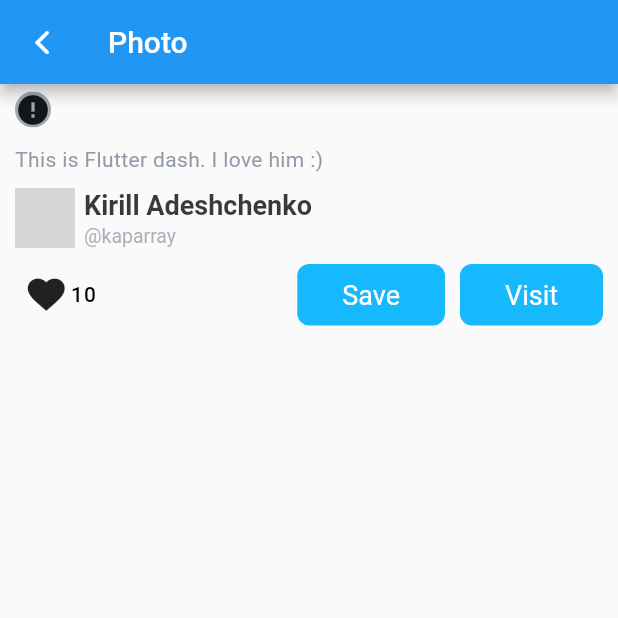
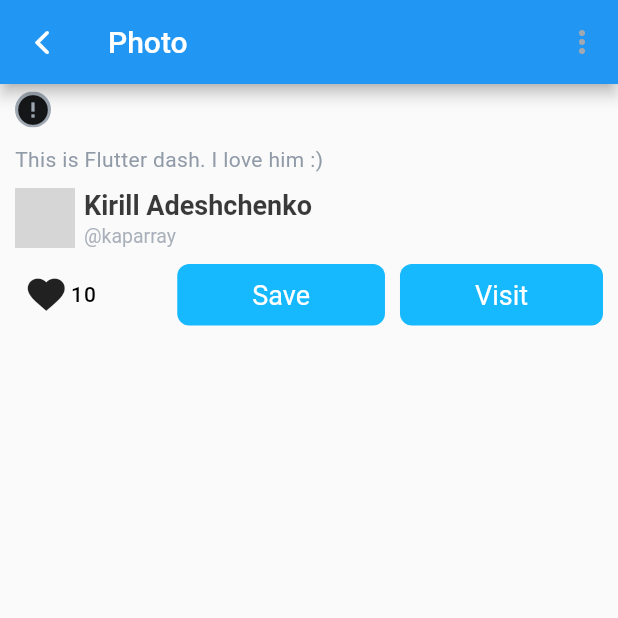
Before and after one commit to BNSby/skill_branch_flutter, a Flutter app: the screen it shows after launch, after a tap on the "error" icon, on a phone screen of 412 x 824 dp, the top half of it. Run offline on Flutter 3.47's test engine with Material 2 defaults, Android fonts, the phone set to English and light mode, and no system bars; drawn by our look-alikes of cached_network_image; our stand-ins replace gallery_saver; network calls fail; grey boxes are pictures that could not be loaded.

Commit message:
intermediate result

```diff
--- a/lib/app.dart
+++ b/lib/app.dart
@@ -1,12 +1,56 @@
+import 'dart:io';
+
+import 'package:FlutterGalleryApp/res/res.dart';
 import 'package:FlutterGalleryApp/screens/home.dart';
+import 'package:FlutterGalleryApp/screens/photo_screen.dart';
+import 'package:flutter/cupertino.dart';
 import 'package:flutter/material.dart';
 
 class MyApp extends StatelessWidget {
+  PageRoute pageRoute;
+
   @override
   Widget build(BuildContext context) {
     return MaterialApp(
       debugShowCheckedModeBanner: false,
       home: Home(),
+      theme: ThemeData(textTheme: AppStyles().buildAppTextTheme()),
+      onUnknownRoute: (RouteSettings settings) {
+        return MaterialPageRoute(
+            builder: (BuildContext context) => Scaffold(
+                  body: Center(
+                    child: Column(
+                      children: <Widget>[Text('404'), Text('Page not found')],
+                    ),
+                  ),
+                ));
+      },
+      onGenerateRoute: (RouteSettings settings) {
+        if (settings.name == '/fullScreenImage') {
+          FullScreenImageArguments args = (settings.arguments as FullScreenImageArguments);
+          final route = FullScreenImage(
+            photo: args.photo,
+            altDescription: args.altDescription,
+            userName: args.userName,
+            name: args.name,
+            userPhoto: args.userPhoto,
+            heroTag: args.heroTag,
+          );
+
+          if (Platform.isIOS) {
+            pageRoute = CupertinoPageRoute(
+              builder: (context) => route,
+              settings: args.settings,
+            );
+          } else if (Platform.isAndroid) {
+            pageRoute = MaterialPageRoute(
+              builder: (context) => route,
+              settings: args.settings,
+            );
+          }
+        }
+        return pageRoute;
+      },
     );
   }
 }
--- a/lib/res/styles.dart
+++ b/lib/res/styles.dart
@@ -1,3 +1,4 @@
+import 'package:flutter/material.dart';
 import 'package:flutter/widgets.dart';
 
 import 'colors.dart';
@@ -59,4 +60,60 @@ class AppStyles {
     fontFamily: 'Roboto',
     fontStyle: FontStyle.normal,
   );
+
+  TextTheme buildAppTextTheme() {
+    return TextTheme(
+      headline1: TextStyle(
+        fontSize: 18,
+        height: 23 / 18,
+        color: AppColors.black,
+        fontWeight: FontWeight.bold,
+        fontFamily: 'Roboto',
+        fontStyle: FontStyle.normal,
+      ),
+      headline2: TextStyle(
+        fontSize: 17,
+        height: 22 / 17,
+        fontFamily: 'Roboto',
+        color: AppColors.black,
+        fontWeight: FontWeight.normal,
+        fontStyle: FontStyle.normal,
+        letterSpacing: -0.41,
+      ),
+      headline3: TextStyle(
+        fontSize: 14,
+        height: 20 / 14,
+        color: AppColors.manatee,
+        fontWeight: FontWeight.normal,
+        fontFamily: 'Roboto',
+        fontStyle: FontStyle.normal,
+        letterSpacing: 0.25,
+      ),
+      headline4: TextStyle(
+        fontSize: 14,
+        height: 16 / 14,
+        color: AppColors.alto,
+        fontWeight: FontWeight.w600,
+        fontFamily: 'Roboto',
+        fontStyle: FontStyle.normal,
+        letterSpacing: 0.75,
+      ),
+      headline5: TextStyle(
+        fontSize: 13,
+        height: 18 / 13,
+        fontWeight: FontWeight.normal,
+        color: AppColors.black,
+        fontStyle: FontStyle.normal,
+        fontFamily: 'Roboto',
+      ),
+      headline6: TextStyle(
+        fontSize: 12,
+        height: 20 / 12,
+        letterSpacing: -0.24,
+        fontWeight: FontWeight.w300,
+        fontFamily: 'Roboto',
+        fontStyle: FontStyle.normal,
+      ),
+    );
+  }
 }
--- a/lib/screens/feed_screen.dart
+++ b/lib/screens/feed_screen.dart
@@ -43,18 +43,17 @@ class _FeedState extends State<Feed> {
       children: <Widget>[
         GestureDetector(
           onTap: () {
-            Navigator.push(
+            Navigator.pushNamed(
               context,
-              MaterialPageRoute(
-                builder: (BuildContext context) => FullScreenImage(
+              '/fullScreenImage',
+              arguments: FullScreenImageArguments(
                   photo: kFlutterDash,
                   userPhoto: kFlutterDash,
                   userName: 'kaparray',
                   name: 'Kirill Adeshchenko',
                   altDescription: 'This is Flutter dash. I love him :)',
                   heroTag: 'photo_$index',
-                ),
-              ),
+                  settings: RouteSettings(arguments: kFlutterDash)),
             );
           },
           child: Hero(
@@ -69,7 +68,8 @@ class _FeedState extends State<Feed> {
             'This is Flutter dash. I love him :)',
             maxLines: 3,
             overflow: TextOverflow.ellipsis,
-            style: AppStyles.h3.copyWith(color: AppColors.manatee),
+            style: Theme.of(context).textTheme.headline3.copyWith(color: AppColors.manatee),
+//            style: AppStyles.h3.copyWith(color: AppColors.manatee),
           ),
         )
       ],
@@ -90,8 +90,10 @@ class _FeedState extends State<Feed> {
                 mainAxisAlignment: MainAxisAlignment.spaceBetween,
                 crossAxisAlignment: CrossAxisAlignment.start,
                 children: <Widget>[
-                  Text('Kirill Adeshchenko', style: AppStyles.h2Black),
-                  Text('@kaparray', style: AppStyles.h5Black.copyWith(color: AppColors.manatee)),
+                  Text('Kirill Adeshchenko', style: Theme.of(context).textTheme.headline2),
+                  Text('@kaparray',
+                      style:
+                          Theme.of(context).textTheme.headline5.copyWith(color: AppColors.manatee)),
                 ],
               ),
             ],
--- a/lib/screens/photo_screen.dart
+++ b/lib/screens/photo_screen.dart
@@ -1,8 +1,32 @@
+import 'package:FlutterGalleryApp/widgets/claim_bottom_sheet.dart';
 import 'package:flutter/cupertino.dart';
 import 'package:flutter/material.dart';
 import 'package:flutter/widgets.dart';
+import 'package:gallery_saver/gallery_saver.dart';
 import '../widgets/widgets.dart';
 import '../res/res.dart';
+
+class FullScreenImageArguments {
+  final Key key;
+  final String photo;
+  final String altDescription;
+  final String userName;
+  final String name;
+  final String userPhoto;
+  final String heroTag;
+  final RouteSettings settings;
+
+  FullScreenImageArguments({
+    this.key,
+    this.photo,
+    this.altDescription,
+    this.userName,
+    this.name,
+    this.userPhoto,
+    this.heroTag,
+    this.settings,
+  });
+}
 
 class FullScreenImage extends StatefulWidget {
   String altDescription;
@@ -60,6 +84,7 @@ class _FullScreenImageState extends State<FullScreenImage> with TickerProviderSt
             icon: Icon(CupertinoIcons.back),
             onPressed: () => Navigator.pop(context),
           ),
+          actions: <Widget>[BottomSheetButton()],
         ),
         body: Column(
           mainAxisAlignment: MainAxisAlignment.start,
@@ -75,7 +100,7 @@ class _FullScreenImageState extends State<FullScreenImage> with TickerProviderSt
                 widget.altDescription,
                 maxLines: 3,
                 overflow: TextOverflow.ellipsis,
-                style: AppStyles.h3,
+                style: Theme.of(context).textTheme.headline3,
               ),
             ),
             AnimatedBuilder(
@@ -96,10 +121,13 @@ class _FullScreenImageState extends State<FullScreenImage> with TickerProviderSt
                           mainAxisAlignment: MainAxisAlignment.spaceBetween,
                           crossAxisAlignment: CrossAxisAlignment.start,
                           children: <Widget>[
-                            Text(widget.name, style: AppStyles.h1Black),
+                            Text(widget.name, style: Theme.of(context).textTheme.headline1),
                             Text(
                               '@' + widget.userName,
-                              style: AppStyles.h5Black.copyWith(color: AppColors.manatee),
+                              style: Theme.of(context)
+                                  .textTheme
+                                  .headline5
+                                  .copyWith(color: AppColors.manatee),
                             ),
                           ],
                         ),
@@ -117,7 +145,7 @@ class _FullScreenImageState extends State<FullScreenImage> with TickerProviderSt
                   LikeButton(likeCount: 10, isLiked: true),
                   Row(
                     children: <Widget>[
-                      _buildButton(txt: 'Save'),
+                      _buildButton(txt: 'Save', needDialog: true),
                       SizedBox(width: 10),
                       _buildButton(txt: 'Visit'),
                     ],
@@ -153,19 +181,62 @@ class _FullScreenImageState extends State<FullScreenImage> with TickerProviderSt
         .value;
   }
 
-  Widget _buildButton({String txt = 'Button'}) {
+  Widget _buildButton({String txt = 'Button', bool needDialog = false}) {
     return GestureDetector(
-      onTap: () {},
+      onTap: () {
+        needDialog
+            ? showDialog(
+                context: context,
+                barrierDismissible: false,
+                builder: (BuildContext context) {
+                  return AlertDialog(
+                    title: Text('Downloading photos'),
+                    content: Text('Are you sure you want to upload a photo?'),
+                    elevation: 24,
+                    actions: <Widget>[
+                      FlatButton(
+                        child: Text('Download'),
+                        onPressed: () async {
+                          await GallerySaver.saveImage(widget.photo);
+                          Navigator.pop(context);
+                        },
+                      ),
+                      FlatButton(
+                        child: Text('Close'),
+                        onPressed: () => Navigator.pop(context),
+                      )
+                    ],
+                  );
+                },
+              )
+            : '';
+      },
       child: Container(
         decoration: BoxDecoration(
           color: AppColors.dodgerBlue,
           borderRadius: BorderRadius.circular(8.0),
         ),
         child: Padding(
-          padding: const EdgeInsets.symmetric(horizontal: 30.0, vertical: 10.0),
+          padding: const EdgeInsets.symmetric(horizontal: 50.0, vertical: 10.0),
           child: Text(txt, style: TextStyle(color: Colors.white, fontSize: 18)),
         ),
       ),
     );
   }
 }
+
+class BottomSheetButton extends StatelessWidget {
+  @override
+  Widget build(BuildContext context) {
+    return IconButton(
+      icon: Icon(Icons.more_vert),
+      color: AppColors.grayChateau,
+      onPressed: () {
+        showModalBottomSheet(
+          context: context,
+          builder: (context) => ClaimBottomSheet(),
+        );
+      },
+    );
+  }
+}
--- /dev/null
+++ b/lib/widgets/claim_bottom_sheet.dart
@@ -0,0 +1,28 @@
+import 'package:flutter/material.dart';
+import 'package:flutter/widgets.dart';
+
+class ClaimBottomSheet extends StatelessWidget {
+  final List<String> complaint = ['adult', 'harm', 'bully', 'spam', 'copyright', 'hate'];
+
+  @override
+  Widget build(BuildContext context) {
+    return Column(
+      mainAxisSize: MainAxisSize.min,
+      crossAxisAlignment: CrossAxisAlignment.stretch,
+      children: complaint
+          .map((item) => InkWell(
+                child: Container(
+                  height: 50,
+                  child: Center(
+                    child: Text(
+                      item.toUpperCase(),
+                      style: Theme.of(context).textTheme.headline2,
+                    ),
+                  ),
+                ),
+                onTap: () => Navigator.pop(context),
+              ))
+          .toList(),
+    );
+  }
+}
--- a/lib/widgets/like_button.dart
+++ b/lib/widgets/like_button.dart
@@ -37,10 +37,10 @@ class _LikeButtonState extends State<LikeButton> {
               Text(
                 likeCount.toString(),
                 textAlign: TextAlign.center,
-                style: AppStyles.h4.copyWith(
-                  color: Colors.black,
-                  fontWeight: FontWeight.w500,
-                ),
+                style: Theme.of(context).textTheme.headline4.copyWith(
+                      color: Colors.black,
+                      fontWeight: FontWeight.w500,
+                    ),
               )
             ],
           ),
--- a/pubspec.yaml
+++ b/pubspec.yaml
@@ -21,6 +21,8 @@ dependencies:
   flutter:
     sdk: flutter
   cached_network_image: ^2.2.0
+  connectivity: ^0.4.8+6
+  gallery_saver: ^2.0.1
 
   # The following adds the Cupertino Icons font to your application.
   # Use with the CupertinoIcons class for iOS style icons.
```
Also changed, not shown: pubspec.lock.
